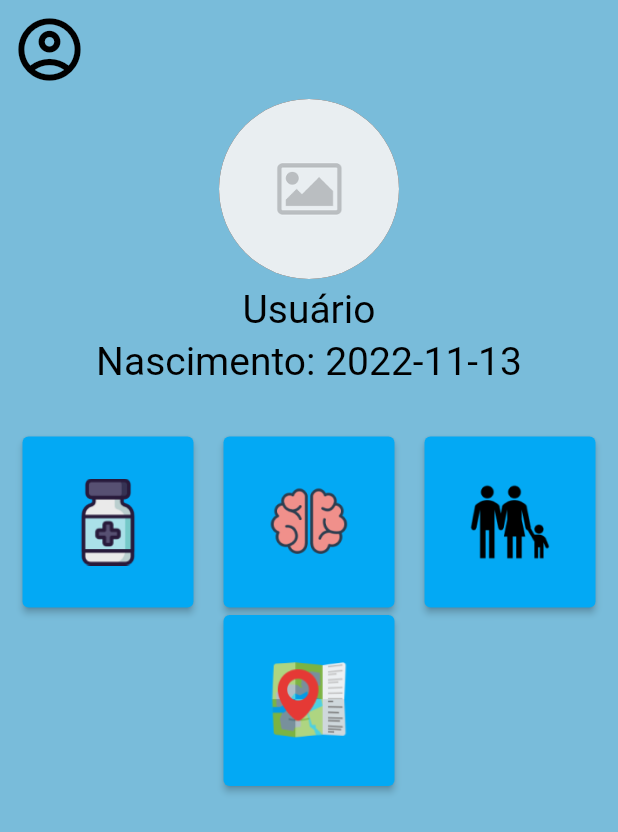
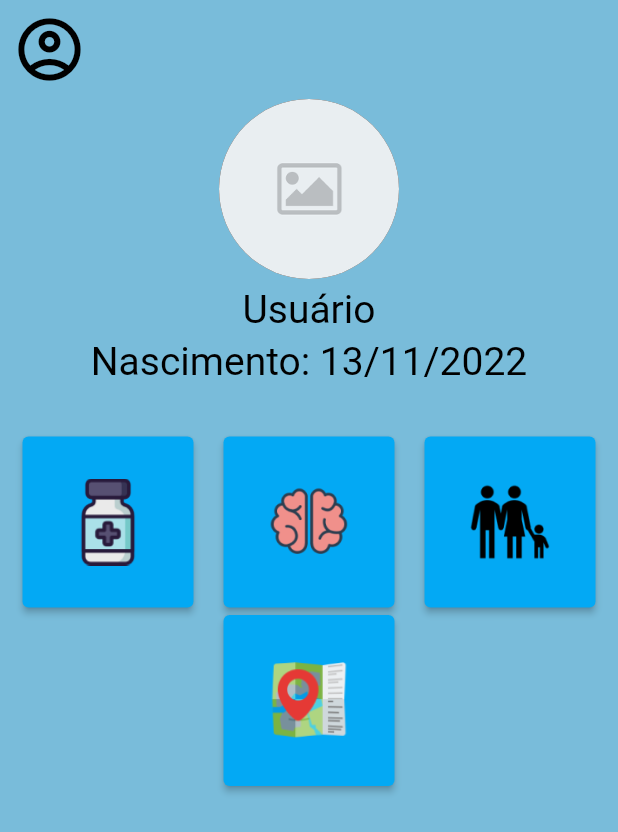
Before and after one commit to Baidugo-bot/mvp_Alzheimer, a Flutter app: the screen it shows after launch, on a phone screen of 412 x 824 dp. Shown: the top 832 px of the screen. Run offline on Flutter 3.47's test engine with Material 2 defaults, Android fonts, the phone set to English and light mode, and no system bars; our stand-ins replace awesome_notifications, bordered_text, date_field, flutter_svg, image_picker, jiffy and 2 more; missing offline and left inert: cron; accounts and stored records are empty.

Commit message:
Formato da Data HomePage

```diff
--- a/mvp_alzheimer_projeto/lib/MyHomePage.dart
+++ b/mvp_alzheimer_projeto/lib/MyHomePage.dart
@@ -8,7 +8,7 @@ import 'package:jiffy/jiffy.dart';
 import 'package:projeto_estudo/MyApp.dart';
 import 'package:projeto_estudo/AppController.dart';
 import 'package:projeto_estudo/src/controller/ProfileController.dart';
-
+import 'package:intl/intl.dart';
 class MyHomePage extends StatefulWidget {
   const MyHomePage({Key? key, required this.title}) : super(key: key);
 
@@ -75,11 +75,8 @@ class _MyHomePageState extends State<MyHomePage> {
             ),
             Center(
               child: Text(
-                "Nascimento: " +
-                    ProfileController.instance.dataNasc
-                        .toString()
-                        .substring(0, 10),
-                style: const TextStyle(fontSize: 26, color: Colors.black),
+                "Nascimento: ${Jiffy(ProfileController.instance.dataNasc).format("dd/MM/yyyy")}",
+                style: TextStyle(fontSize: 26,color: Colors.black),
               ),
             ),
             Container(
```
